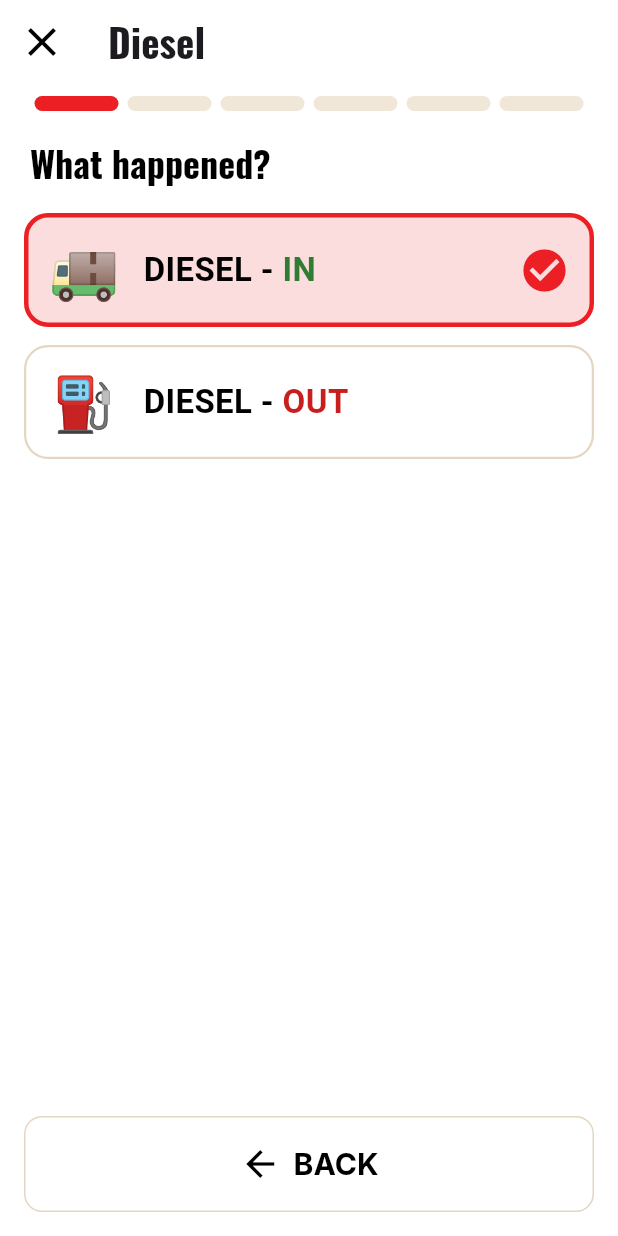
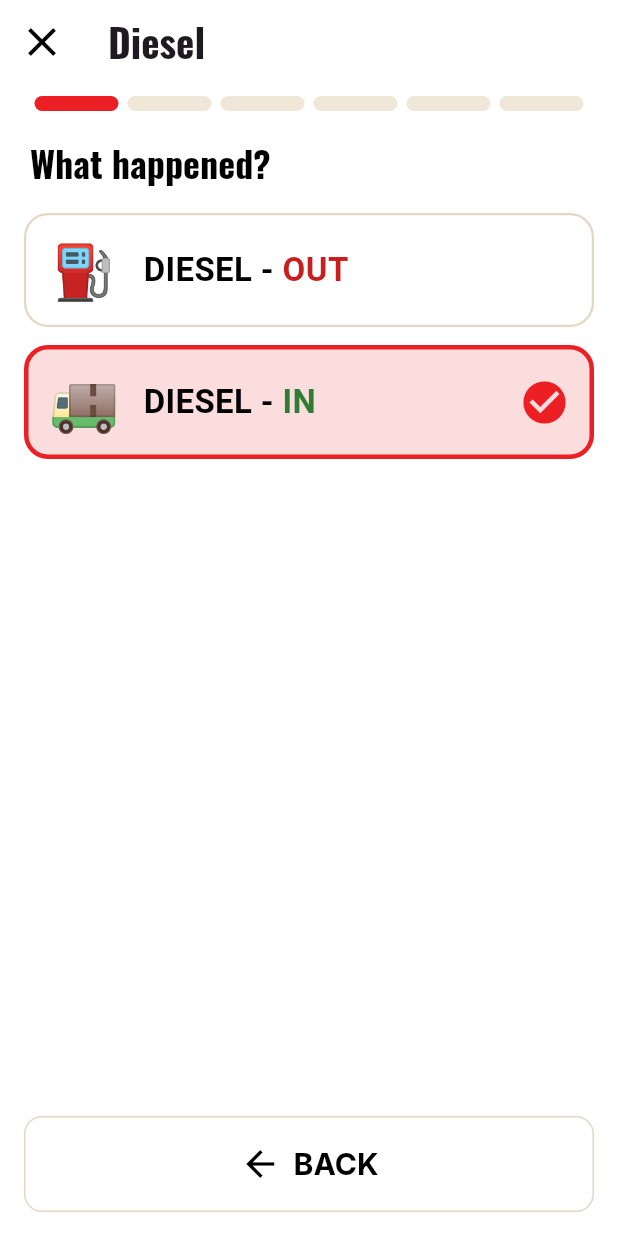
Before and after one commit to DFourie87/Nanini, a Flutter app: the DieselFlow widget shown alone on an empty page, opened directly, after a tap on "DIESEL - IN", after a tap on "BACK", on a phone screen of 412 x 824 dp. Run offline on Flutter 3.47's test engine with Material 3 defaults, Android fonts, the phone set to English and light mode, and no system bars; our stand-ins replace connectivity_plus, csv, file_picker, fl_chart, flutter_map, google_fonts and 6 more; missing offline and left inert: excel; accounts and stored records are empty.

Commit message:
Capture app diesel: DIESEL - OUT listed above DIESEL - IN
Co-Authored-By: Claude Opus 5.5 <noreply@anthropic.com>
Claude-Session: https://claude.ai/code/session_0154FLxM7bQ7qjn16GE6RHFv

```diff
--- a/nanini_app/lib/capture_app/flows/diesel_flow.dart
+++ b/nanini_app/lib/capture_app/flows/diesel_flow.dart
@@ -83,6 +83,17 @@ class _DieselFlowState extends State<DieselFlow> {
           ListView(
             children: [
               BigChoice(
+                emoji: '⛽',
+                label: 'DIESEL - OUT',
+                highlight: 'OUT',
+                highlightColor: NaniniColors.red,
+                selected: isUsage == true,
+                onTap: () {
+                  setState(() => isUsage = true);
+                  next();
+                },
+              ),
+              BigChoice(
                 emoji: '🚚',
                 label: 'DIESEL - IN',
                 highlight: 'IN',
@@ -90,17 +101,6 @@ class _DieselFlowState extends State<DieselFlow> {
                 selected: isUsage == false,
                 onTap: () {
                   setState(() => isUsage = false);
-                  next();
-                },
-              ),
-              BigChoice(
-                emoji: '⛽',
-                label: 'DIESEL - OUT',
-                highlight: 'OUT',
-                highlightColor: NaniniColors.red,
-                selected: isUsage == true,
-                onTap: () {
-                  setState(() => isUsage = true);
                   next();
                 },
               ),
```
Also changed, not shown: 1 other file.
